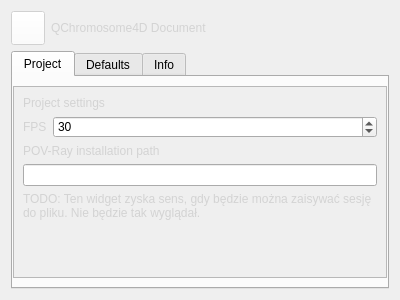
Before: the Qt Designer form QChromosome/projectsettings.ui in Michalaq/ChromosomeVisualizer, drawn with Qt 5.
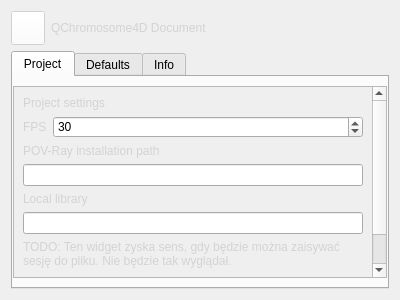
After: the same form once the commit is applied. Icons and pictures are not drawn. Custom widgets are drawn as their Qt base class.

Commit message: added path to local library

The edit to the form file:
```diff
--- a/QChromosome/projectsettings.ui
+++ b/QChromosome/projectsettings.ui
@@ -92,8 +92,8 @@
            <rect>
             <x>0</x>
             <y>0</y>
-            <width>376</width>
-            <height>192</height>
+            <width>362</width>
+            <height>238</height>
            </rect>
           </property>
           <layout class="QVBoxLayout" name="verticalLayout">
@@ -141,6 +141,16 @@
            <item>
             <widget class="FileEdit" name="lineEdit"/>
            </item>
+           <item>
+            <widget class="QLabel" name="label_4">
+             <property name="text">
+              <string>Local library</string>
+             </property>
+            </widget>
+           </item>
+           <item>
+            <widget class="FileEdit" name="lineEdit_2"/>
+           </item>
            <item>
             <widget class="QLabel" name="label_3">
              <property name="text">
```
The commit also changes 1 other file.
